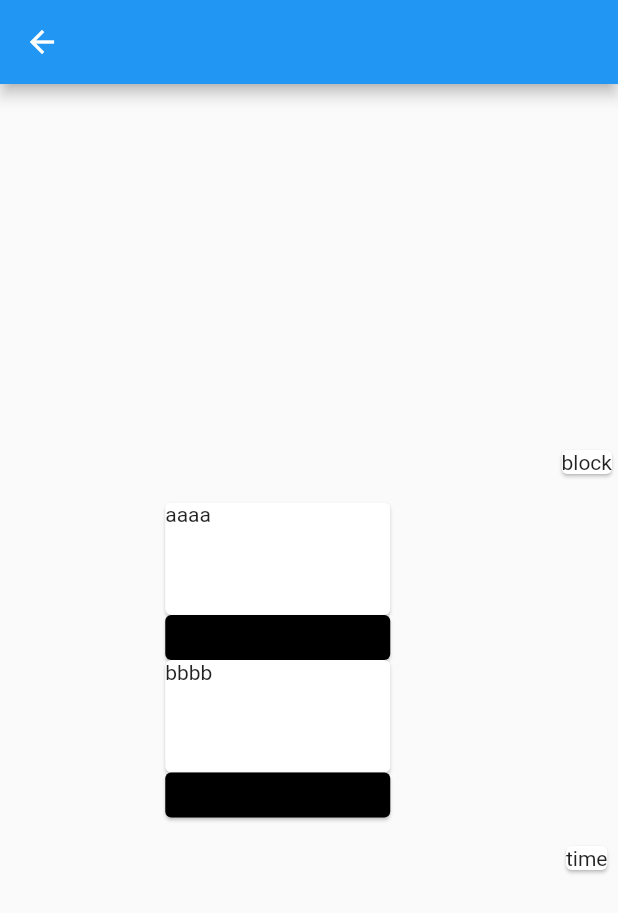
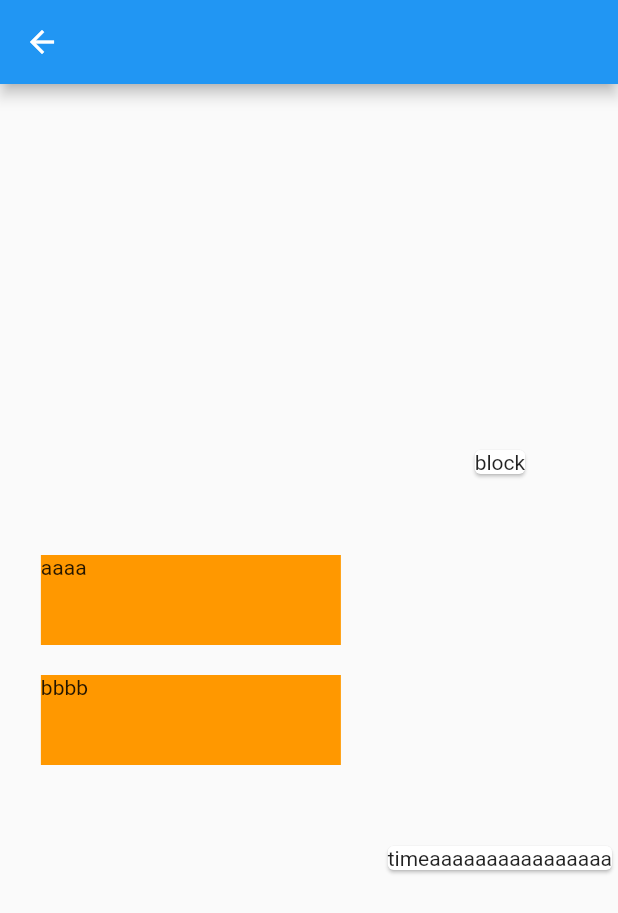
Before and after one commit to Namsic/trablock, a Flutter app: the BuildPlanRoute screen opened by its route, on a phone screen of 412 x 824 dp. Shown: the top 913 px of the screen. Run offline on Flutter 3.47's test engine with Material 2 defaults, Android fonts, the phone set to English and light mode, and no system bars.

Commit message:
Edit buildPlan
Add EditBlockTower

```diff
--- a/trablock_app/lib/Data.dart
+++ b/trablock_app/lib/Data.dart
@@ -1,10 +1,3 @@
-import 'package:flutter/cupertino.dart';
-import 'package:flutter/material.dart';
-
-final double _blockWidth = 150;
-final double _blockHeight = 75;
-final double _intervalHeight = 30;
-
 final List<Travel> myTravelList = []; // 로컬 데이타베이스에서 불러올 예정
 final List<Destination> myDestinationList = [Destination('aaaa'), Destination('bbbb')];
 
@@ -25,45 +18,3 @@ class Destination {
 
   Destination(this.name);
 }
-
-class GetWidget{
-  static Container blockColumn({@required final List<Destination> desList, bool interval = false}){
-    List<Widget> result = [];
-
-    for(int i=0; i<desList.length; i++){
-      result.add(_makeBlock(des: desList[i]));
-      if (interval)
-        result.add(_makeBlock(des: null));
-    }
-
-    return Container(
-      width: _blockWidth,
-      height: (_blockHeight + _intervalHeight) * desList.length,
-      child: Column(children: result,),
-    );
-  }
-
-  static Widget _makeBlock({final Destination des}){
-    if (des == null){
-      return DragTarget(builder: (context, List candidateData, rejectData){
-        return Container(
-          width: _blockWidth,
-          height: _intervalHeight,
-          child: Card(
-            margin: EdgeInsets.zero,
-            color: Colors.black,
-          ),
-        );
-      },
-      onWillAccept: (data){print('aa'); return true;},);
-    }
-    return Container(
-      width: _blockWidth,
-      height: _blockHeight,
-      child: Card(
-        margin: EdgeInsets.zero,
-        child: Text(des.name),
-      ),
-    );
-  }
-}
--- a/trablock_app/lib/buildPlan.dart
+++ b/trablock_app/lib/buildPlan.dart
@@ -17,7 +17,7 @@ class _BuildPlanRouteState extends State<BuildPlanRoute> {
       body: Row(
         children: [
           Expanded(
-            child: Center(child:GetWidget.blockColumn(desList: myDestinationList, interval: true)),
+            child: EditBlockTower(myDestinationList),
           ),
           Column(
             mainAxisAlignment: MainAxisAlignment.spaceEvenly,
@@ -28,7 +28,7 @@ class _BuildPlanRouteState extends State<BuildPlanRoute> {
                 childWhenDragging: Container(),
               ),
               Draggable(
-                child: Card(child: Text('time'),),
+                child: Card(child: Text('timeaaaaaaaaaaaaaaaa'),),
                 feedback: Card(child: Text('time'),),
               ),
             ],
@@ -38,3 +38,90 @@ class _BuildPlanRouteState extends State<BuildPlanRoute> {
     );
   }
 }
+
+class EditBlockTower extends StatefulWidget {
+  final List<Destination> desList;
+
+  EditBlockTower(this.desList);
+
+  @override
+  _EditBlockTowerState createState() => _EditBlockTowerState();
+}
+
+class _EditBlockTowerState extends State<EditBlockTower> {
+  // 각종 상수
+  static final double _blockWidth = 200;
+  static final double _blockHeight = 60;
+  static final double _intervalHeight = 20;
+  static final double _intervalHeightWide = 40;
+
+  // 블럭 사이 틈을 의미하는 위젯들
+  final List<Widget> _intervalList = [];
+
+  // AnimationController _controller;
+  // Animation<Size> _heightAnimation;
+  int onWillAcceptIndex = -1;
+  // @override
+  // void initState(){
+  //   super.initState();
+  //   _controller = AnimationController(vsync: this, duration: Duration(milliseconds: 100));
+  //   _heightAnimation = Tween<Size>(
+  //     begin: Size(double.infinity, 260),
+  //     end: Size(double.infinity, 320)
+  //   ).animate(CurvedAnimation(parent: _controller, curve: Curves.easeInCirc));
+  //   _heightAnimation.addListener(() {setState((){});});
+  // }
+
+  @override
+  Widget build(BuildContext context) {
+    List<Widget> result = [];
+    _intervalList.clear();
+
+    // 틈 위젯과 블럭 위젯 번갈아 입력력
+   for(int i=0; i<widget.desList.length; i++){
+      result.add(_makeInterval(index: i));
+      result.add(_makeBlock(des: widget.desList[i]));
+    }
+    result.add(_makeInterval(index: widget.desList.length));
+
+    return Column(
+      mainAxisAlignment: MainAxisAlignment.center,
+      children: result,
+    );
+  }
+
+  // 블럭 Draggable return
+  Widget _makeBlock({@required final Destination des}){
+    return Container(
+      width: _blockWidth,
+      height: _blockHeight,
+      color: Colors.orange,
+      child: Text(des.name),
+    );
+  }
+  // 틈 DragTarget return
+  Widget _makeInterval({@required int index}){
+    return DragTarget(
+      builder: (context, candidateData, rejectData){
+        return Container(
+          width: _blockWidth,
+          height: onWillAcceptIndex == index ? _intervalHeightWide : _intervalHeight,
+          //color: Colors.black,
+        );
+      },
+      onWillAccept: (data){
+        onWillAcceptIndex = index;
+        return true;
+      },
+      onLeave: (data){
+        onWillAcceptIndex = -1;
+      },
+      onAccept: (data){
+        setState(() {
+          widget.desList.insert(index, Destination('name'));
+          onWillAcceptIndex = -1;
+        });
+      },
+    );
+  }
+}
```
Also changed, not shown: trablock_app/lib/main.dart (line endings or trailing spaces).
